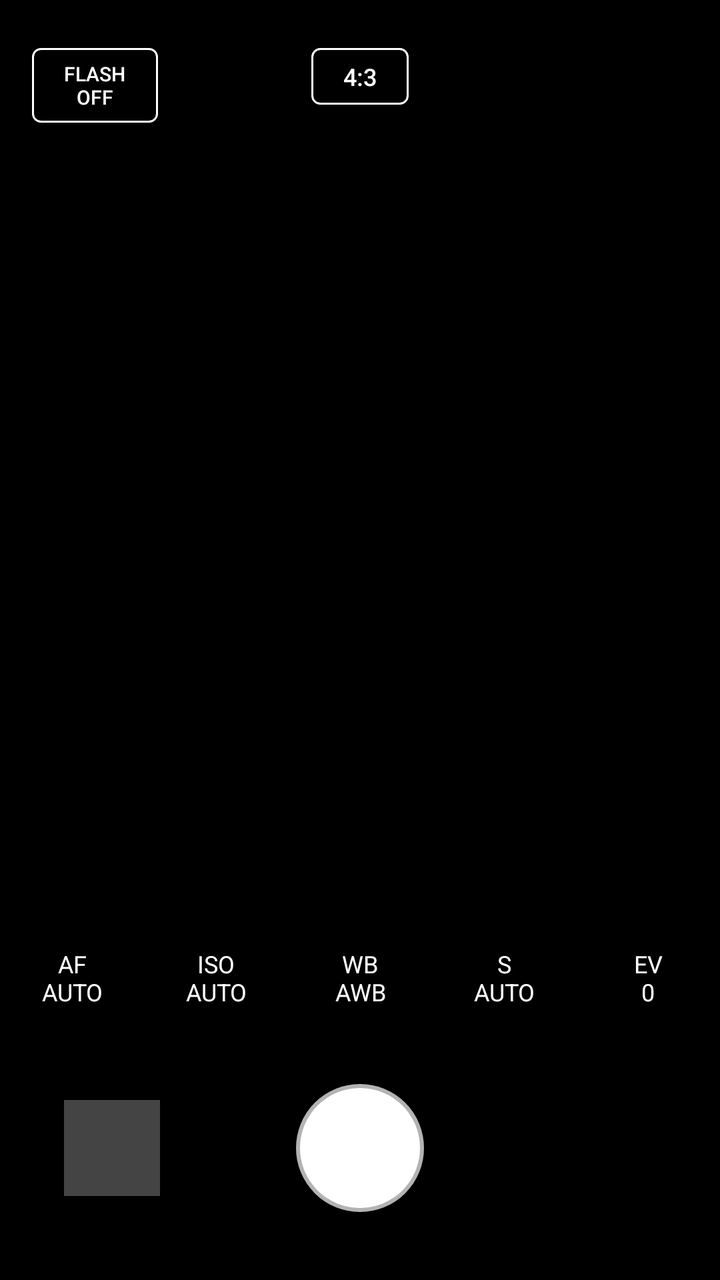
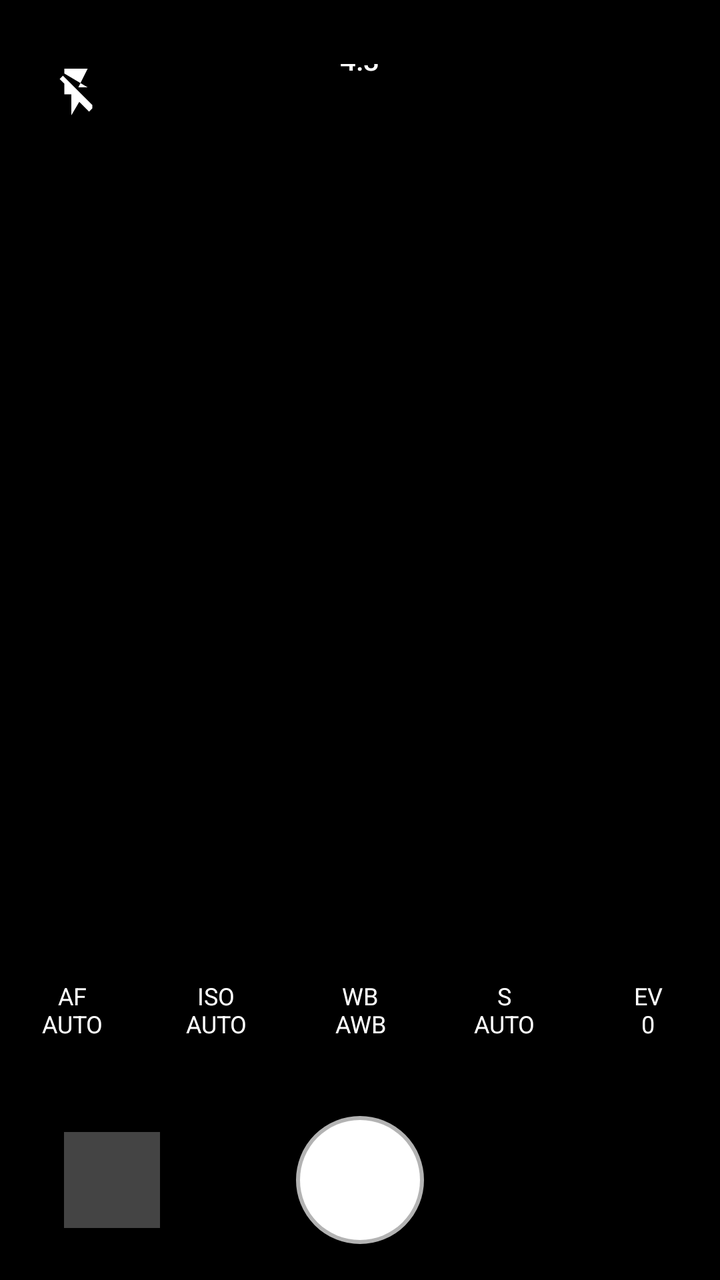

Screens rendered from an Android XML layout before and after an edit, with the pre-edit source and the edit as a unified diff.
<!-- AndroidManifest.xml: application theme android:Theme.DeviceDefault.NoActionBar -->
<!-- res/layout/activity_main.xml -->
<?xml version="1.0" encoding="utf-8"?>
<RelativeLayout xmlns:android="http://schemas.android.com/apk/res/android"
    android:layout_width="match_parent"
    android:layout_height="match_parent"
    android:background="#000000">

    <RelativeLayout
        android:id="@+id/preview_container"
        android:layout_width="match_parent"
        android:layout_height="match_parent"
        android:layout_above="@+id/bottom_container">
        
        <TextureView
            android:id="@+id/view_finder"
            android:layout_width="match_parent"
            android:layout_height="wrap_content"
            android:layout_centerInParent="true" />
            
        <View
            android:id="@+id/focus_ring"
            android:layout_width="80dp"
            android:layout_height="80dp"
            android:background="@drawable/focus_frame"
            android:visibility="gone" />
    </RelativeLayout>

    
    <TextView
        android:id="@+id/btn_flash"
        android:layout_width="wrap_content"
        android:layout_height="wrap_content"
        android:layout_alignParentTop="true"
        android:layout_alignParentStart="true"
        android:layout_marginTop="24dp"
        android:layout_marginStart="16dp"
        android:background="@drawable/rect_bg"
        android:paddingHorizontal="16dp"
        android:paddingVertical="6dp"
        android:text="FLASH\nOFF"
        android:textAlignment="center"
        android:textColor="#FFFFFF"
        android:textSize="10sp"
        android:fontFamily="sans-serif-medium"
        android:elevation="4dp"/>

    
    <TextView
        android:id="@+id/btn_ratio"
        android:layout_width="wrap_content"
        android:layout_height="wrap_content"
        android:layout_alignParentTop="true"
        android:layout_centerHorizontal="true"
        android:layout_marginTop="24dp"
        android:background="@drawable/rect_bg"
        android:paddingHorizontal="16dp"
        android:paddingVertical="6dp"
        android:text="4:3"
        android:textColor="#FFFFFF"
        android:textSize="12sp"
        android:fontFamily="sans-serif-medium"
        android:elevation="4dp"/>

    
    <LinearLayout
        android:id="@+id/bottom_container"
        android:layout_width="match_parent"
        android:layout_height="wrap_content"
        android:layout_alignParentBottom="true"
        android:orientation="vertical"
        android:background="#FF000000"
        android:gravity="center"
        android:paddingTop="12dp">

        
        <LinearLayout
            android:id="@+id/slider_panel"
            android:layout_width="match_parent"
            android:layout_height="32dp"
            android:orientation="horizontal"
            android:gravity="center_vertical"
            android:visibility="invisible"
            android:layout_marginHorizontal="32dp"
            android:layout_marginBottom="12dp">

            <TextView
                android:id="@+id/btn_auto_toggle"
                android:layout_width="wrap_content"
                android:layout_height="wrap_content"
                android:textColor="#00FF00"
                android:textSize="14sp"
                android:paddingEnd="16dp"
                android:text="AUTO"
                android:gravity="center"
                android:fontFamily="sans-serif-medium"/>

            <SeekBar
                android:id="@+id/setting_seekbar"
                android:layout_width="0dp"
                android:layout_weight="1"
                android:layout_height="wrap_content"
                android:max="100"
                android:splitTrack="false"
                android:progressDrawable="@drawable/ruler_track"
                android:thumb="@drawable/ruler_thumb"
                android:minHeight="16dp"
                android:maxHeight="16dp"/>
        </LinearLayout>

        <LinearLayout
            android:layout_width="match_parent"
            android:layout_height="wrap_content"
            android:orientation="horizontal"
            android:weightSum="5"
            android:gravity="center"
            android:paddingBottom="12dp">

            <TextView android:id="@+id/btn_af" android:layout_width="0dp" android:layout_height="wrap_content" android:layout_weight="1" android:text="AF\nAUTO" android:textColor="#FFFFFF" android:textSize="12sp" android:gravity="center" android:textAlignment="center" android:padding="8dp" android:fontFamily="sans-serif"/>
            <TextView android:id="@+id/btn_iso" android:layout_width="0dp" android:layout_height="wrap_content" android:layout_weight="1" android:text="ISO\nAUTO" android:textColor="#FFFFFF" android:textSize="12sp" android:gravity="center" android:textAlignment="center" android:padding="8dp" android:fontFamily="sans-serif"/>
            <TextView android:id="@+id/btn_wb" android:layout_width="0dp" android:layout_height="wrap_content" android:layout_weight="1" android:text="WB\nAWB" android:textColor="#FFFFFF" android:textSize="12sp" android:gravity="center" android:textAlignment="center" android:padding="8dp" android:fontFamily="sans-serif"/>
            <TextView android:id="@+id/btn_s" android:layout_width="0dp" android:layout_height="wrap_content" android:layout_weight="1" android:text="S\nAUTO" android:textColor="#FFFFFF" android:textSize="12sp" android:gravity="center" android:textAlignment="center" android:padding="8dp" android:fontFamily="sans-serif"/>
            <TextView android:id="@+id/btn_ev" android:layout_width="0dp" android:layout_height="wrap_content" android:layout_weight="1" android:text="EV\n0" android:textColor="#FFFFFF" android:textSize="12sp" android:gravity="center" android:textAlignment="center" android:padding="8dp" android:fontFamily="sans-serif"/>
        </LinearLayout>

        <RelativeLayout
            android:layout_width="match_parent"
            android:layout_height="100dp"
            android:layout_marginBottom="16dp">

            <ImageView
                android:id="@+id/thumbnail_view"
                android:layout_width="48dp"
                android:layout_height="48dp"
                android:layout_centerVertical="true"
                android:layout_alignParentStart="true"
                android:layout_marginStart="32dp"
                android:scaleType="centerCrop"
                android:background="#44FFFFFF"
                android:clickable="true"
                android:focusable="true" />

            <View
                android:id="@+id/btn_capture"
                android:layout_width="64dp"
                android:layout_height="64dp"
                android:layout_centerInParent="true"
                android:clickable="true"
                android:focusable="true"
                android:background="@drawable/circle_button" />
        </RelativeLayout>
    </LinearLayout>
</RelativeLayout>
<!-- resources referenced by this layout -->
<resources>
  <!-- drawable circle_button (drawable) -->
  <?xml version="1.0" encoding="utf-8"?>
  <selector xmlns:android="http://schemas.android.com/apk/res/android">
      <item android:state_pressed="true">
          <shape android:shape="oval">
              <solid android:color="#999999" />
              <stroke android:width="4dp" android:color="#B3FFFFFF" />
          </shape>
      </item>
      <item>
          <shape android:shape="oval">
              <solid android:color="#FFFFFF" />
              <stroke android:width="4dp" android:color="#B3FFFFFF" />
          </shape>
      </item>
  </selector>
  <!-- drawable focus_frame (drawable) -->
  <?xml version="1.0" encoding="utf-8"?>
  <shape xmlns:android="http://schemas.android.com/apk/res/android" android:shape="rectangle">
      <solid android:color="@android:color/transparent" />
      <stroke android:width="1dp" android:color="#FFFFFF" />
      <corners android:radius="8dp" />
  </shape>
  <!-- drawable rect_bg (drawable) -->
  <?xml version="1.0" encoding="utf-8"?>
  <shape xmlns:android="http://schemas.android.com/apk/res/android" android:shape="rectangle">
      <solid android:color="#88000000" />
      <corners android:radius="4dp" />
      <stroke android:width="1dp" android:color="#FFFFFF" />
  </shape>
  <!-- drawable ruler_thumb (drawable) -->
  <?xml version="1.0" encoding="utf-8"?>
  <shape xmlns:android="http://schemas.android.com/apk/res/android" android:shape="rectangle">
      <size android:width="3dp" android:height="20dp" />
      <solid android:color="#00FF00" />
      <corners android:radius="1.5dp" />
  </shape>
  <!-- drawable ruler_track (drawable) -->
  <?xml version="1.0" encoding="utf-8"?>
  <layer-list xmlns:android="http://schemas.android.com/apk/res/android">
      <item android:gravity="center_vertical">
          <shape android:shape="line">
              <stroke 
                  android:width="16dp" 
                  android:color="#B3FFFFFF" 
                  android:dashWidth="2dp" 
                  android:dashGap="6dp" />
          </shape>
      </item>
  </layer-list>
</resources>

<!-- the commit's change to res/layout/activity_main.xml (unified diff, before → after) -->
@@ -25,42 +25,37 @@
     </RelativeLayout>
 
     
-    <TextView
-        android:id="@+id/btn_flash"
-        android:layout_width="wrap_content"
+    <RelativeLayout
+        android:layout_width="match_parent"
         android:layout_height="wrap_content"
         android:layout_alignParentTop="true"
-        android:layout_alignParentStart="true"
-        android:layout_marginTop="24dp"
-        android:layout_marginStart="16dp"
-        android:background="@drawable/rect_bg"
-        android:paddingHorizontal="16dp"
-        android:paddingVertical="6dp"
-        android:text="FLASH\nOFF"
-        android:textAlignment="center"
-        android:textColor="#FFFFFF"
-        android:textSize="10sp"
-        android:fontFamily="sans-serif-medium"
-        android:elevation="4dp"/>
+        android:paddingTop="32dp"
+        android:paddingHorizontal="24dp">
+        
+        <ImageView
+            android:id="@+id/btn_flash"
+            android:layout_width="28dp"
+            android:layout_height="28dp"
+            android:layout_alignParentStart="true"
+            android:src="@drawable/ic_flash_off"
+            android:clickable="true"
+            android:focusable="true"/>
 
-    
-    <TextView
-        android:id="@+id/btn_ratio"
-        android:layout_width="wrap_content"
-        android:layout_height="wrap_content"
-        android:layout_alignParentTop="true"
-        android:layout_centerHorizontal="true"
-        android:layout_marginTop="24dp"
-        android:background="@drawable/rect_bg"
-        android:paddingHorizontal="16dp"
-        android:paddingVertical="6dp"
-        android:text="4:3"
-        android:textColor="#FFFFFF"
-        android:textSize="12sp"
-        android:fontFamily="sans-serif-medium"
-        android:elevation="4dp"/>
+        <TextView
+            android:id="@+id/btn_ratio"
+            android:layout_width="wrap_content"
+            android:layout_height="wrap_content"
+            android:layout_centerInParent="true"
+            android:text="4:3"
+            android:textColor="#FFFFFF"
+            android:textSize="14sp"
+            android:fontFamily="sans-serif-medium"
+            android:shadowColor="#000000"
+            android:shadowDx="1"
+            android:shadowDy="1"
+            android:shadowRadius="4" />
+    </RelativeLayout>
 
-    
     <LinearLayout
         android:id="@+id/bottom_container"
         android:layout_width="match_parent"
@@ -71,14 +66,13 @@
         android:gravity="center"
         android:paddingTop="12dp">
 
-        
         <LinearLayout
             android:id="@+id/slider_panel"
             android:layout_width="match_parent"
-            android:layout_height="32dp"
+            android:layout_height="wrap_content"
             android:orientation="horizontal"
             android:gravity="center_vertical"
-            android:visibility="invisible"
+            android:visibility="gone"
             android:layout_marginHorizontal="32dp"
             android:layout_marginBottom="12dp">
 
@@ -93,6 +87,7 @@
                 android:gravity="center"
                 android:fontFamily="sans-serif-medium"/>
 
+            
             <SeekBar
                 android:id="@+id/setting_seekbar"
                 android:layout_width="0dp"
@@ -100,10 +95,11 @@
                 android:layout_height="wrap_content"
                 android:max="100"
                 android:splitTrack="false"
-                android:progressDrawable="@drawable/ruler_track"
+                android:progressDrawable="@android:color/transparent"
+                android:tickMark="@drawable/tick_mark"
                 android:thumb="@drawable/ruler_thumb"
-                android:minHeight="16dp"
-                android:maxHeight="16dp"/>
+                android:minHeight="24dp"
+                android:maxHeight="24dp"/>
         </LinearLayout>
 
         <LinearLayout
@@ -123,8 +119,7 @@
 
         <RelativeLayout
             android:layout_width="match_parent"
-            android:layout_height="100dp"
-            android:layout_marginBottom="16dp">
+            android:layout_height="100dp">
 
             <ImageView
                 android:id="@+id/thumbnail_view"
<!-- resource entries referenced after the edit -->
@@ -23,13 +23,13 @@
       <stroke android:width="1dp" android:color="#FFFFFF" />
       <corners android:radius="8dp" />
   </shape>
-  <!-- drawable rect_bg (drawable) -->
+  <!-- drawable ic_flash_off (drawable) -->
   <?xml version="1.0" encoding="utf-8"?>
-  <shape xmlns:android="http://schemas.android.com/apk/res/android" android:shape="rectangle">
-      <solid android:color="#88000000" />
-      <corners android:radius="4dp" />
-      <stroke android:width="1dp" android:color="#FFFFFF" />
-  </shape>
+  <vector xmlns:android="http://schemas.android.com/apk/res/android"
+      android:width="24dp" android:height="24dp"
+      android:viewportWidth="24" android:viewportHeight="24">
+      <path android:fillColor="#FFFFFF" android:pathData="M17,10h-4l4,-8H7v2.1L17,10zM19,17.6L6.4,5 5,6.4l2,2V13h3v9l3.4,-5.8 4.2,4.2 1.4,-1.4z"/>
+  </vector>
   <!-- drawable ruler_thumb (drawable) -->
   <?xml version="1.0" encoding="utf-8"?>
   <shape xmlns:android="http://schemas.android.com/apk/res/android" android:shape="rectangle">
@@ -37,18 +37,11 @@
       <solid android:color="#00FF00" />
       <corners android:radius="1.5dp" />
   </shape>
-  <!-- drawable ruler_track (drawable) -->
+  <!-- drawable tick_mark (drawable) -->
   <?xml version="1.0" encoding="utf-8"?>
-  <layer-list xmlns:android="http://schemas.android.com/apk/res/android">
-      <item android:gravity="center_vertical">
-          <shape android:shape="line">
-              <stroke 
-                  android:width="16dp" 
-                  android:color="#B3FFFFFF" 
-                  android:dashWidth="2dp" 
-                  android:dashGap="6dp" />
-          </shape>
-      </item>
-  </layer-list>
+  <shape xmlns:android="http://schemas.android.com/apk/res/android" android:shape="rectangle">
+      <size android:width="1.5dp" android:height="10dp" />
+      <solid android:color="#66FFFFFF" />
+  </shape>
 </resources>
 
